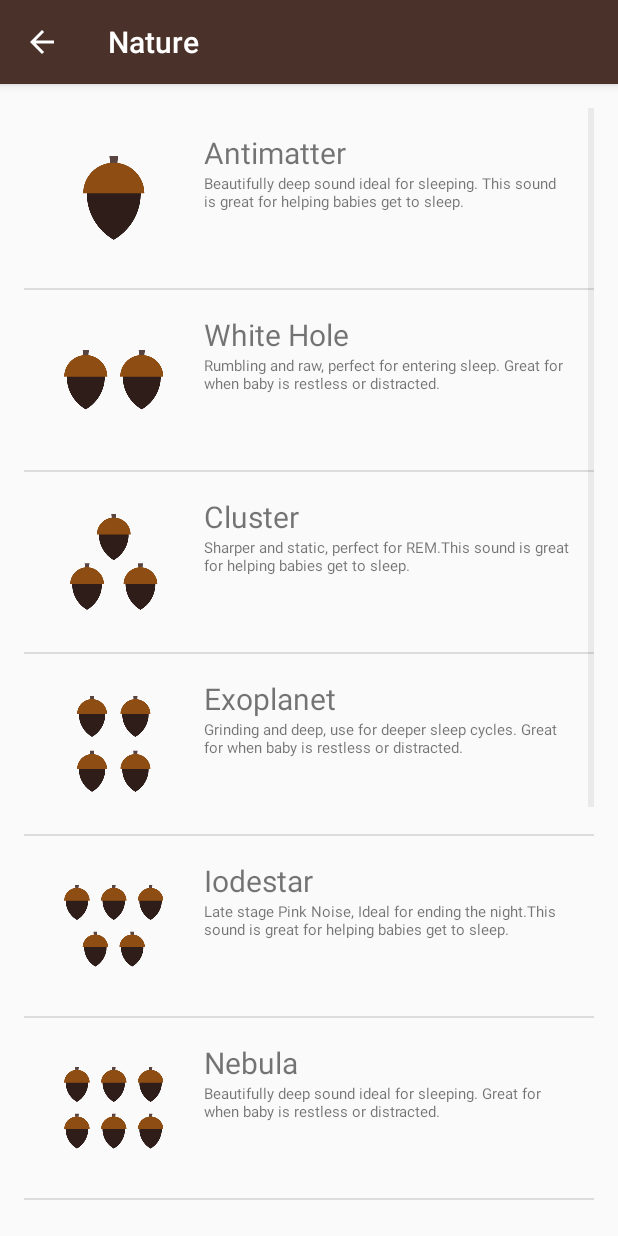
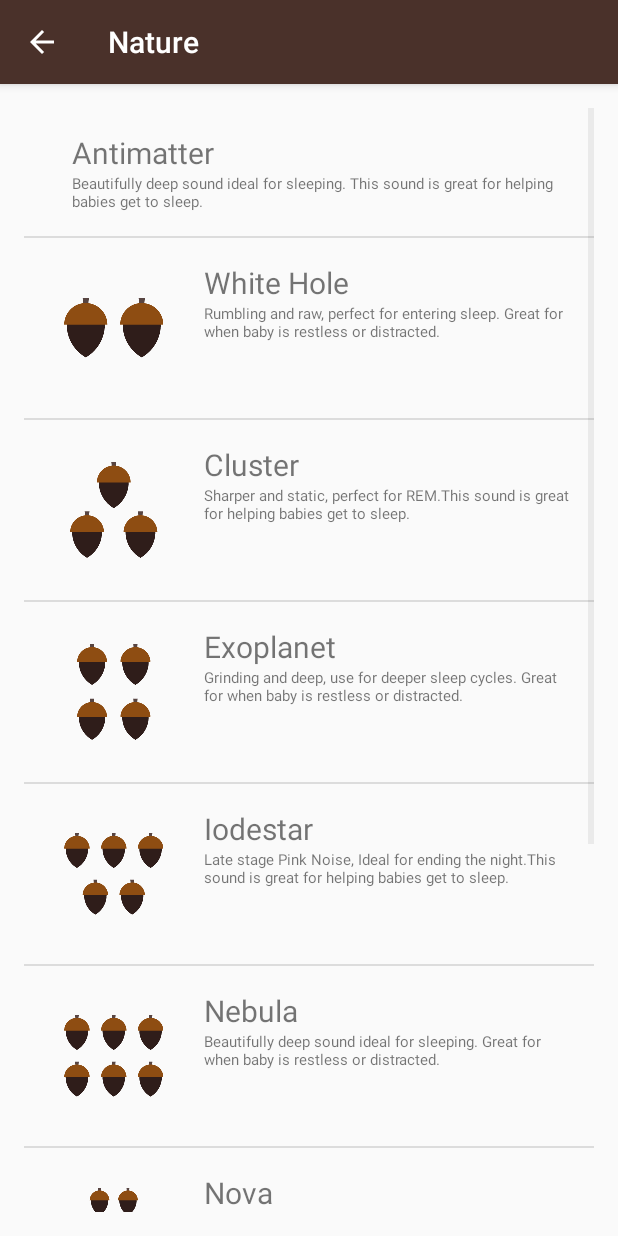
Before and after one commit to davedavis/BabaTrack, an Android app: the NatureActivity screen opened directly, with no data from a screen before it, on a phone screen of 412 x 824 dp. Run offline under Robolectric (Android 15) with nearby library versions, the phone set to English and light mode, and no system bars.

Commit message:
Check weather Sound Object has an image associated. If it does, show it in the list. If not, set visibility to gone.

```diff
--- a/app/src/main/java/com/echofly/babatrack/MainActivity.java
+++ b/app/src/main/java/com/echofly/babatrack/MainActivity.java
@@ -19,8 +19,9 @@ public class MainActivity extends AppCompatActivity {
         TextView natureTextView = findViewById(R.id.nature);
         TextView weatherTextView = findViewById(R.id.weather);
 
-        //Todo: Use switch or investigate ways to make this more efficient without having to duplicate onClickListner code.
-        //Todo: Remove casting as compile SDK is 26 so inference is used. Cool new feature that tutorials don't cover.
+        // Todo: Use switch or investigate ways to make this more efficient without having to duplicate onClickListner code.
+        // Todo: Remove casting as compile SDK is 26 so inference is used. Cool new feature that tutorials don't cover.
+        // Todo: Add Dark Theme for night viewing.
 
         //Set the Pink Noise OnClickListener and use an Intent to open the Pink Noise Activity
         pinkNoiseTextView.setOnClickListener(new View.OnClickListener() {
--- a/app/src/main/java/com/echofly/babatrack/NatureActivity.java
+++ b/app/src/main/java/com/echofly/babatrack/NatureActivity.java
@@ -25,7 +25,8 @@ public class NatureActivity extends AppCompatActivity {
         // Better way, instantiate new objects when adding to the ArrayList.
         // Sample data
         // Todo: Implement database and network calls to check for noise updates.
-        natureNoises.add(new Sound("Antimatter", "Beautifully deep sound ideal for sleeping. This sound is great for helping babies get to sleep.", R.drawable.number_one));
+        // Add an image resource ID to use an image in the ListView. Otherwise, the adapter will hide it.
+        natureNoises.add(new Sound("Antimatter", "Beautifully deep sound ideal for sleeping. This sound is great for helping babies get to sleep."));
         natureNoises.add(new Sound("White Hole", "Rumbling and raw, perfect for entering sleep. Great for when baby is restless or distracted.", R.drawable.number_two));
         natureNoises.add(new Sound("Cluster", "Sharper and static, perfect for REM.This sound is great for helping babies get to sleep.", R.drawable.number_three));
         natureNoises.add(new Sound("Exoplanet", "Grinding and deep, use for deeper sleep cycles. Great for when baby is restless or distracted.", R.drawable.number_four));
--- a/app/src/main/java/com/echofly/babatrack/Sound.java
+++ b/app/src/main/java/com/echofly/babatrack/Sound.java
@@ -23,7 +23,13 @@ public class Sound {
      * Image resource ID of the image associated with the sound.
      * Local images in Drawable.
      */
-    private int mImageResourceId;
+    private int mImageResourceId = NO_IMAGE_PROVIDED;
+
+    /**
+     * Constant value that represents no image was provided for this sound
+     */
+    private static final int NO_IMAGE_PROVIDED = -1;
+
 
 
     /**
@@ -72,4 +78,11 @@ public class Sound {
         return mImageResourceId;
     }
 
+
+    // Returns whether or not there is an image for this word.
+
+    public boolean hasImage() {
+        return mImageResourceId != NO_IMAGE_PROVIDED;
+    }
+
 }
--- a/app/src/main/java/com/echofly/babatrack/SoundAdapter.java
+++ b/app/src/main/java/com/echofly/babatrack/SoundAdapter.java
@@ -79,11 +79,30 @@ public class SoundAdapter extends ArrayAdapter<Sound> {
         // set this text on the number TextView
         descriptionTextView.setText(currentSound.getDescription());
 
-        //Find the ImageView in the list_item.xml layout with the ID list_item_icon
+        //Find the ImageView in the list_item.xml layout with the ID "image"
         ImageView iconView = (ImageView) listItemView.findViewById(R.id.image);
         //Get the image resource ID from the current Sound object and
         //set the image to imageView
-        iconView.setImageResource(currentSound.getImageResourceId());
+
+
+        //This code will just set the image. Commenting out as we're going to check for associated
+        //Images and if there is none, we'll handle it. Use the line below for situations when
+        //There's always an image associated.
+        // iconView.setImageResource(currentSound.getImageResourceId());
+
+        // Check if an image is provided for this sound or not
+        if (currentSound.hasImage()) {
+            // If an image is available, display the provided image based on the resource ID
+            iconView.setImageResource(currentSound.getImageResourceId());
+            // Make sure the view is visible
+            iconView.setVisibility(View.VISIBLE);
+        } else {
+            // Otherwise hide the ImageView (set visibility to GONE)
+            iconView.setVisibility(View.GONE);
+        }
+
+
+
 
         // Return the whole list item layout (containing 2 TextViews and an ImageView)
         // so that it can be shown in the ListView
```
